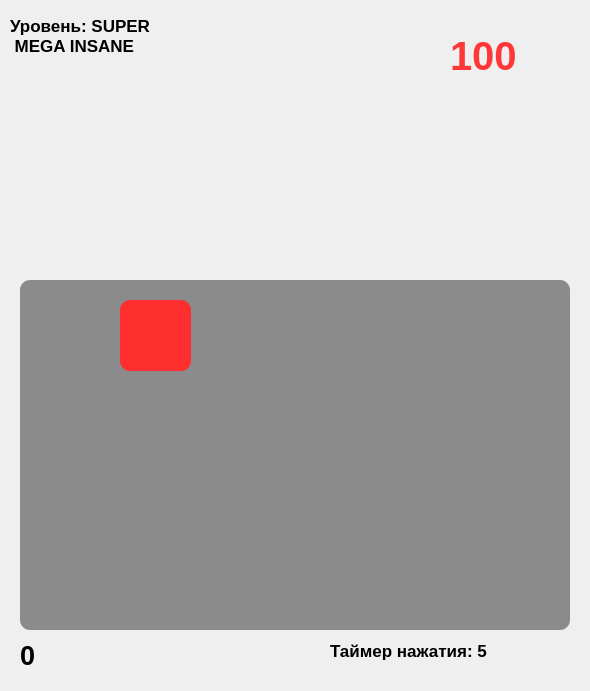
Mifix2281337/MegaClickerProMax100watt1500XiaomiUltraPocoX3ProLite4k8kHD256gb, file untitled1.ui: the form before one commit.
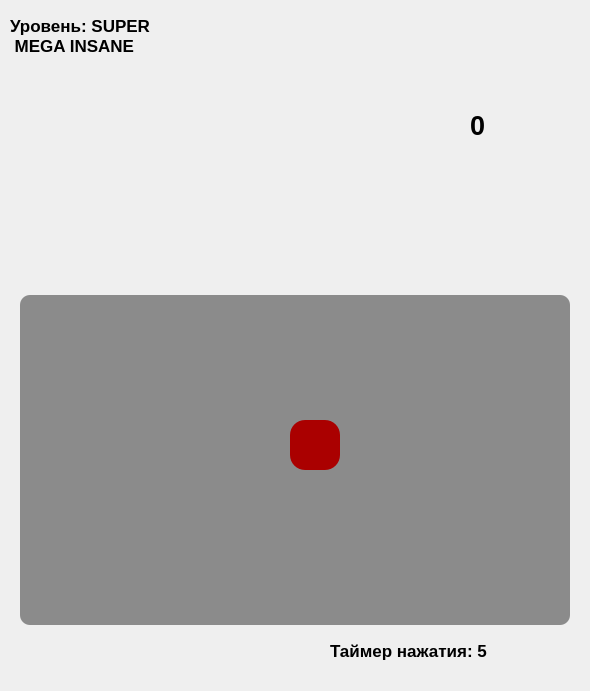
The form after the commit.

Commit message: btn move + misclicks

Diff of the .ui file:
```diff
--- a/untitled1.ui
+++ b/untitled1.ui
@@ -18,9 +18,9 @@
     <property name="geometry">
      <rect>
       <x>20</x>
-      <y>280</y>
+      <y>295</y>
       <width>550</width>
-      <height>350</height>
+      <height>330</height>
      </rect>
     </property>
     <property name="styleSheet">
@@ -57,23 +57,6 @@
  MEGA INSANE</string>
     </property>
    </widget>
-   <widget class="QLabel" name="label_3">
-    <property name="geometry">
-     <rect>
-      <x>120</x>
-      <y>300</y>
-      <width>71</width>
-      <height>71</height>
-     </rect>
-    </property>
-    <property name="styleSheet">
-     <string notr="true">background-color: rgb(255, 47, 47);
-border-radius: 10;</string>
-    </property>
-    <property name="text">
-     <string/>
-    </property>
-   </widget>
    <widget class="QLabel" name="label_4">
     <property name="geometry">
      <rect>
@@ -97,8 +80,8 @@
    <widget class="QLabel" name="label_5">
     <property name="geometry">
      <rect>
-      <x>20</x>
-      <y>640</y>
+      <x>470</x>
+      <y>110</y>
       <width>111</width>
       <height>31</height>
      </rect>
@@ -117,8 +100,8 @@
    <widget class="QLabel" name="label_6">
     <property name="geometry">
      <rect>
-      <x>450</x>
-      <y>10</y>
+      <x>20</x>
+      <y>610</y>
       <width>101</width>
       <height>91</height>
      </rect>
@@ -134,7 +117,7 @@
      <string notr="true">color: rgb(255, 55, 55);</string>
     </property>
     <property name="text">
-     <string>100</string>
+     <string/>
     </property>
    </widget>
    <widget class="QLabel" name="label_7">
@@ -142,14 +125,45 @@
      <rect>
       <x>190</x>
       <y>40</y>
-      <width>241</width>
-      <height>221</height>
+      <width>240</width>
+      <height>240</height>
      </rect>
     </property>
     <property name="text">
      <string/>
     </property>
    </widget>
+   <widget class="QPushButton" name="btn">
+    <property name="geometry">
+     <rect>
+      <x>290</x>
+      <y>420</y>
+      <width>50</width>
+      <height>50</height>
+     </rect>
+    </property>
+    <property name="cursor">
+     <cursorShape>PointingHandCursor</cursorShape>
+    </property>
+    <property name="styleSheet">
+     <string notr="true">QPushButton{
+	background-color: rgb(170, 0, 0);
+	border-radius: 15;
+	color: rgb(0, 0, 0);
+	QPushButton:pressed;
+}
+
+QPushButton:pressed {
+	background-color: rgb(112, 0, 0);
+}
+
+
+</string>
+    </property>
+    <property name="text">
+     <string/>
+    </property>
+   </widget>
   </widget>
  </widget>
  <resources/>
```
The commit also changes 1 other file.
